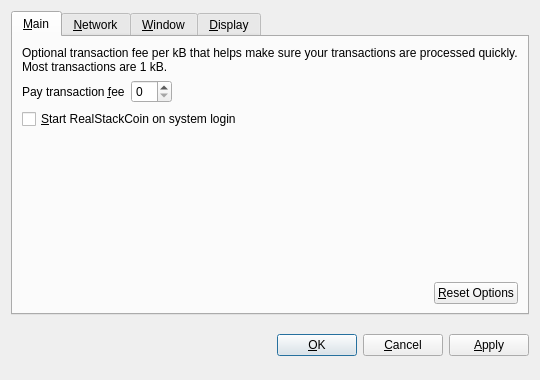
First picture: the form in src/qt/forms/optionsdialog.ui, repository micryon/GPUcoin, before the edit.
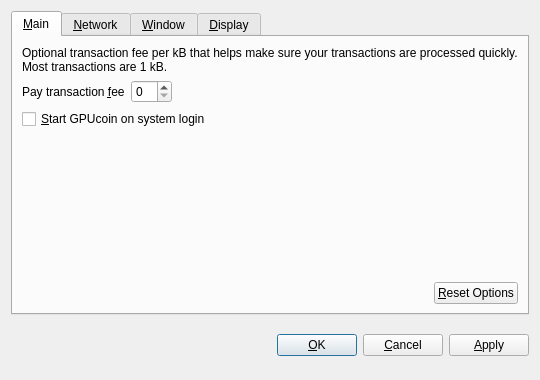
Second picture: the form after the edit. Custom widgets are drawn as their Qt base class.

Commit message: All name changes to GPUCoin, GPUCOIN, gpucoin

```diff
--- a/src/qt/forms/optionsdialog.ui
+++ b/src/qt/forms/optionsdialog.ui
@@ -82,7 +82,7 @@
           <string>Automatically start RealStackCoin after logging in to the system.</string>
          </property>
          <property name="text">
-          <string>&amp;Start RealStackCoin on system login</string>
+          <string>&amp;Start GPUcoin on system login</string>
          </property>
         </widget>
        </item>
```
Left out of the diff: 10 changed lines with no effect on the pictures. The commit also changes 106 other files.
